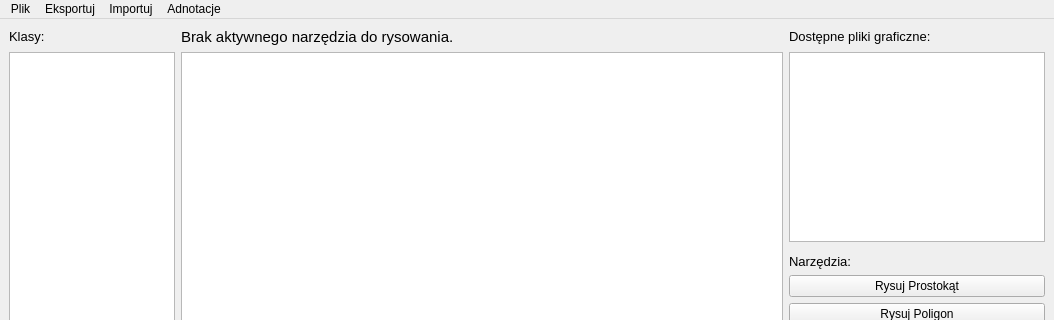
Daru9799/Projekt_Fotograf_IO, file mydesign.ui: the form before one commit; both pictures show x 0 to 1054 and y 0 to 320 of the 1054 by 713 pixel window.
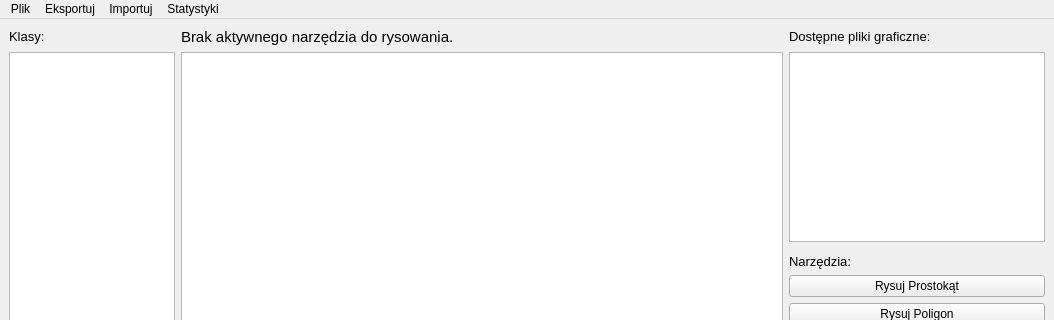
The form after the commit.

Commit message: Zmiana MenuBar'a z statystykami

The edit to the form file:
```diff
--- a/mydesign.ui
+++ b/mydesign.ui
@@ -350,7 +350,7 @@
      <x>0</x>
      <y>0</y>
      <width>1054</width>
-     <height>26</height>
+     <height>21</height>
     </rect>
    </property>
    <widget class="QMenu" name="file_menu">
@@ -376,16 +376,16 @@
     <addaction name="import_COCO_action_2"/>
     <addaction name="import_YOLO_action_2"/>
    </widget>
-   <widget class="QMenu" name="menuAdnotacje">
+   <widget class="QMenu" name="statistics_menu">
     <property name="title">
-     <string>Adnotacje</string>
+     <string>Statystyki</string>
     </property>
     <addaction name="show_statistics_action_2"/>
    </widget>
    <addaction name="file_menu"/>
    <addaction name="export_menu"/>
    <addaction name="import_menu"/>
-   <addaction name="menuAdnotacje"/>
+   <addaction name="statistics_menu"/>
   </widget>
   <widget class="QStatusBar" name="statusbar"/>
   <action name="new_project_action">
```
Left out of the diff: 24 changed lines with no effect on the pictures. The commit also changes 3 other files.
